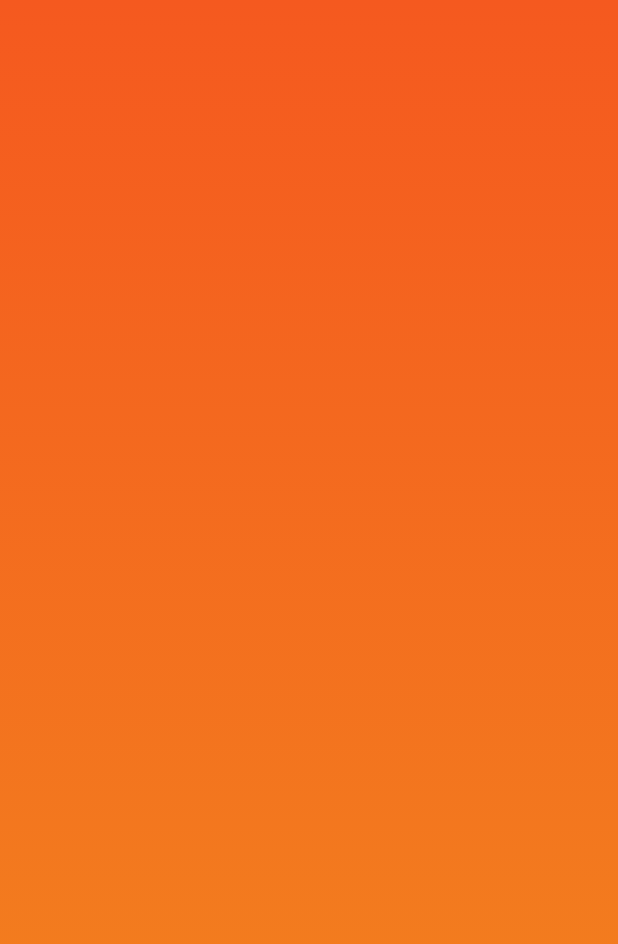
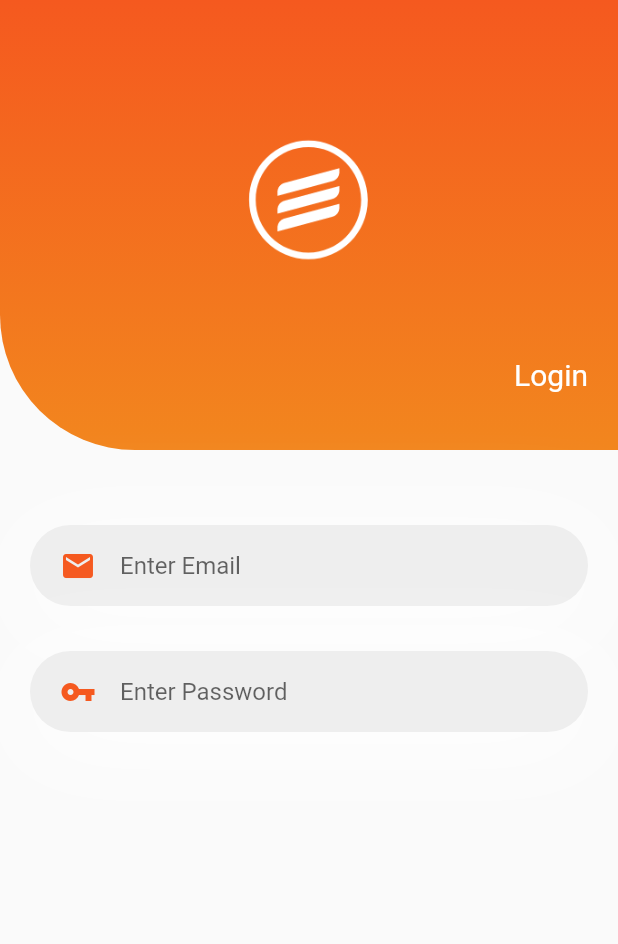
Before and after one commit to AminullahTajMuhammad/login_ui_design, a Flutter app: the screen it shows after launch, on a phone screen of 412 x 824 dp. Shown: the top 944 px of the screen. Run offline on Flutter 3.47's test engine with Material 2 defaults, Android fonts, the phone set to English and light mode, and no system bars; our stand-ins replace flutter_svg, flutter_svg_provider.

Commit message:
Working on Login Ui.

```diff
--- a/lib/login_screen.dart
+++ b/lib/login_screen.dart
@@ -1,4 +1,6 @@
 import 'package:flutter/material.dart';
+import 'package:flutter_svg/flutter_svg.dart';
+import 'package:flutter_svg_provider/flutter_svg_provider.dart';
 
 class LoginScreen extends StatefulWidget {
   @override
@@ -13,19 +15,111 @@ class StartState extends State<LoginScreen> {
 
   initWidget() {
     return Scaffold(
-      body: Stack(
+      body: Column(
         children: [
           Container(
+            height: 300,
             decoration: BoxDecoration(
+              borderRadius: BorderRadius.only(bottomLeft: Radius.circular(90)),
               color: new Color(0xffF5591F),
               gradient: LinearGradient(colors: [(new  Color(0xffF5591F)), new Color(0xffF2861E)],
-                  begin: Alignment.topCenter,
-                  end: Alignment.bottomCenter
+                begin: Alignment.topCenter,
+                end: Alignment.bottomCenter,
+              ),
+            ),
+            child: Center(
+              child: Column(
+                mainAxisAlignment: MainAxisAlignment.spaceEvenly,
+                crossAxisAlignment: CrossAxisAlignment.center,
+                children: [
+                  Container(
+                    margin: EdgeInsets.only(top: 50),
+                    child: Image.asset(
+                      "images/app_logo.png",
+                      height: 90,
+                      width: 90,
+                    ),
+                  ),
+                  Container(
+                    margin: EdgeInsets.only(right: 20, top: 20),
+                    alignment: Alignment.bottomRight,
+                    child: Text(
+                      "Login",
+                      style: TextStyle(
+                        fontSize: 20,
+                        color: Colors.white
+                      ),
+                    ),
+                  )
+                ],
               )
             ),
           ),
+
+          Container(
+            alignment: Alignment.center,
+            margin: EdgeInsets.only(left: 20, right: 20, top: 50),
+            padding: EdgeInsets.only(left: 20, right: 20),
+            height: 54,
+            decoration: BoxDecoration(
+              borderRadius: BorderRadius.circular(50),
+              color: Colors.grey[200],
+              boxShadow: [
+                BoxShadow(
+                  offset: Offset(0, 10),
+                  blurRadius: 50,
+                  color: Colors.white
+                ),
+              ],
+            ),
+            child: TextField(
+              cursorColor: Color(0xffF5591F),
+              decoration: InputDecoration(
+                icon: Icon(
+                  Icons.email,
+                  color: Color(0xffF5591F),
+                ),
+                hintText: "Enter Email",
+                enabledBorder: InputBorder.none,
+                focusedBorder: InputBorder.none,
+              ),
+            ),
+          ),
+
+          Container(
+            alignment: Alignment.center,
+            margin: EdgeInsets.only(left: 20, right: 20, top: 30),
+            padding: EdgeInsets.only(left: 20, right: 20),
+            height: 54,
+            decoration: BoxDecoration(
+              borderRadius: BorderRadius.circular(50),
+              color: Colors.grey[200],
+              boxShadow: [
+                BoxShadow(
+                    offset: Offset(0, 10),
+                    blurRadius: 50,
+                    color: Colors.white
+                ),
+              ],
+            ),
+            child: TextField(
+              cursorColor: Color(0xffF5591F),
+              decoration: InputDecoration(
+                focusColor: Color(0xffF5591F),
+                icon: Icon(
+                  Icons.vpn_key,
+                  color: Color(0xffF5591F),
+                ),
+                hintText: "Enter Password",
+                enabledBorder: InputBorder.none,
+                focusedBorder: InputBorder.none,
+              ),
+            ),
+          ),
+
+
         ],
-      ),
+      )
     );
   }
 }
--- a/pubspec.yaml
+++ b/pubspec.yaml
@@ -24,6 +24,8 @@ dependencies:
   flutter:
     sdk: flutter
 
+  flutter_svg_provider: ^0.1.6
+  flutter_svg: ^0.18.0
   # The following adds the Cupertino Icons font to your application.
   # Use with the CupertinoIcons class for iOS style icons.
   cupertino_icons: ^0.1.3
```
Also changed, not shown: pubspec.lock.
